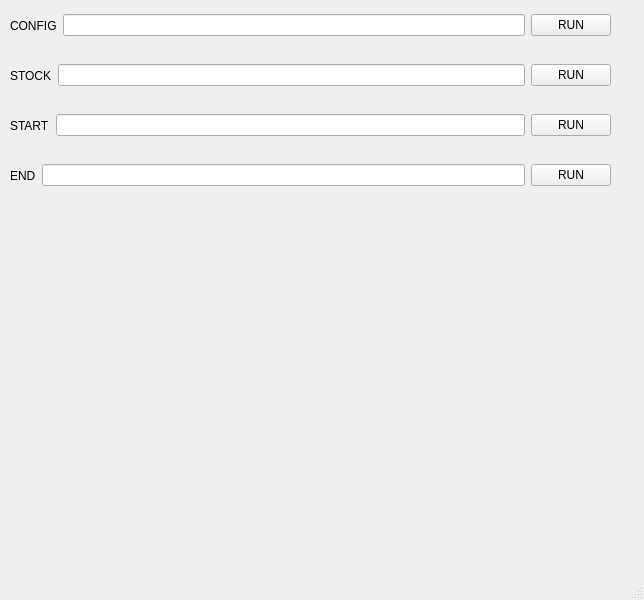
jiansu-data/trade, file reference/QT/test.ui: the form before one commit.
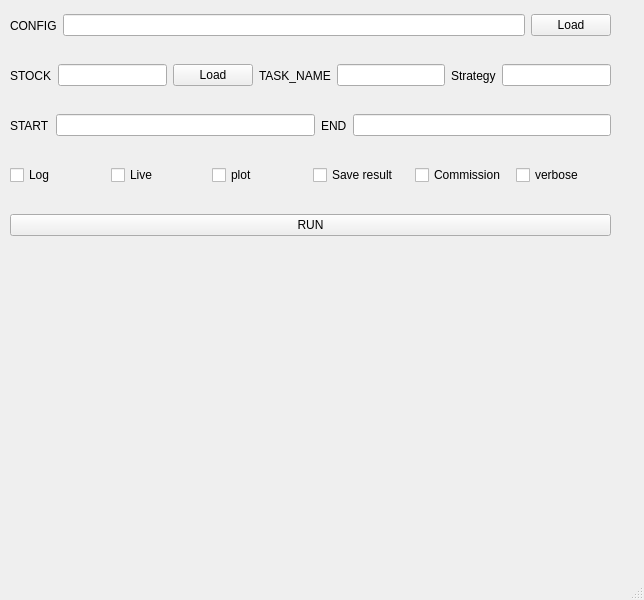
The form after the commit.

Commit message:
update wantgoo information retrieve
update wantgoo information retrieve

Diff of the .ui file:
```diff
--- a/reference/QT/test.ui
+++ b/reference/QT/test.ui
@@ -43,10 +43,30 @@
      <item>
       <widget class="QPushButton" name="pushButton">
        <property name="text">
-        <string>RUN</string>
+        <string>Load</string>
        </property>
       </widget>
      </item>
+     <item>
+      <widget class="QLabel" name="label_6">
+       <property name="text">
+        <string>TASK_NAME</string>
+       </property>
+      </widget>
+     </item>
+     <item>
+      <widget class="QLineEdit" name="lineEdit_stock_2"/>
+     </item>
+     <item>
+      <widget class="QLabel" name="label_7">
+       <property name="text">
+        <string>Strategy</string>
+       </property>
+      </widget>
+     </item>
+     <item>
+      <widget class="QLineEdit" name="lineEdit_stock_3"/>
+     </item>
     </layout>
    </widget>
    <widget class="QWidget" name="horizontalLayoutWidget_2">
@@ -78,7 +98,7 @@
      <item>
       <widget class="QPushButton" name="pushButton_config">
        <property name="text">
-        <string>RUN</string>
+        <string>Load</string>
        </property>
       </widget>
      </item>
@@ -111,31 +131,6 @@
       <widget class="QLineEdit" name="lineEdit_3"/>
      </item>
      <item>
-      <widget class="QPushButton" name="pushButton_3">
-       <property name="text">
-        <string>RUN</string>
-       </property>
-      </widget>
-     </item>
-    </layout>
-   </widget>
-   <widget class="QWidget" name="horizontalLayoutWidget_4">
-    <property name="geometry">
-     <rect>
-      <x>0</x>
-      <y>150</y>
-      <width>621</width>
-      <height>51</height>
-     </rect>
-    </property>
-    <layout class="QHBoxLayout" name="horizontalLayout_4">
-     <property name="leftMargin">
-      <number>10</number>
-     </property>
-     <property name="rightMargin">
-      <number>10</number>
-     </property>
-     <item>
       <widget class="QLabel" name="label_4">
        <property name="text">
         <string>END</string>
@@ -145,8 +140,86 @@
      <item>
       <widget class="QLineEdit" name="lineEdit_4"/>
      </item>
+    </layout>
+   </widget>
+   <widget class="QWidget" name="horizontalLayoutWidget_7">
+    <property name="geometry">
+     <rect>
+      <x>0</x>
+      <y>150</y>
+      <width>621</width>
+      <height>51</height>
+     </rect>
+    </property>
+    <layout class="QHBoxLayout" name="horizontalLayout_7">
+     <property name="leftMargin">
+      <number>10</number>
+     </property>
+     <property name="rightMargin">
+      <number>10</number>
+     </property>
      <item>
-      <widget class="QPushButton" name="pushButton_4">
+      <widget class="QCheckBox" name="checkBox_3">
+       <property name="text">
+        <string>Log</string>
+       </property>
+      </widget>
+     </item>
+     <item>
+      <widget class="QCheckBox" name="checkBox_4">
+       <property name="text">
+        <string>Live</string>
+       </property>
+      </widget>
+     </item>
+     <item>
+      <widget class="QCheckBox" name="checkBox_2">
+       <property name="text">
+        <string>plot</string>
+       </property>
+      </widget>
+     </item>
+     <item>
+      <widget class="QCheckBox" name="checkBox">
+       <property name="text">
+        <string>Save result</string>
+       </property>
+      </widget>
+     </item>
+     <item>
+      <widget class="QCheckBox" name="checkBox_5">
+       <property name="text">
+        <string>Commission</string>
+       </property>
+      </widget>
+     </item>
+     <item>
+      <widget class="QCheckBox" name="checkBox_6">
+       <property name="text">
+        <string>verbose</string>
+       </property>
+      </widget>
+     </item>
+    </layout>
+   </widget>
+   <widget class="QWidget" name="horizontalLayoutWidget_8">
+    <property name="geometry">
+     <rect>
+      <x>0</x>
+      <y>200</y>
+      <width>621</width>
+      <height>51</height>
+     </rect>
+    </property>
+    <layout class="QHBoxLayout" name="horizontalLayout_8">
+     <property name="leftMargin">
+      <number>10</number>
+     </property>
+     <property name="rightMargin">
+      <number>10</number>
+     </property>
+     <item>
+      <widget class="QPushButton" name="pushButton_6">
        <property name="text">
         <string>RUN</string>
        </property>
```
The commit also changes 2 other files.
